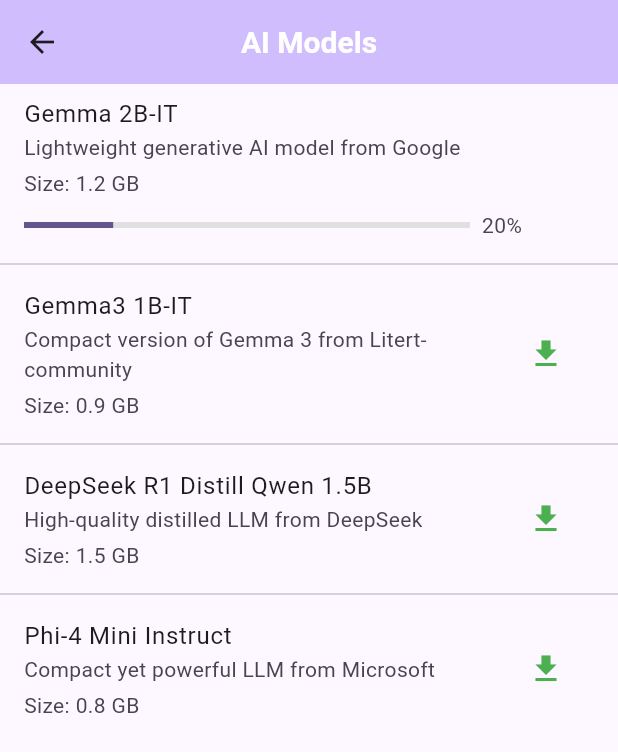
After one commit to psikosen/gemma_mobile, a Flutter app: the ModelManagementPage screen opened directly, after a tap on the "download" icon, on a phone screen of 412 x 824 dp. The commit adds this screen. Shown: the top 752 px of the screen. Run offline on Flutter 3.47's test engine with Material 3 defaults, Android fonts, the phone set to English and light mode, and no system bars; our stand-ins replace bloc, drift, equatable, flutter_bloc, flutter_secure_storage, local_auth and 1 more; missing offline and left inert: flutter_gemma; accounts and stored records are empty; generated files the repository leaves out were written again.

Commit message:
models added

```diff
--- /dev/null
+++ b/lib/src/core/models/ai_model.dart
@@ -0,0 +1,62 @@
+import 'package:equatable/equatable.dart';
+
+class AIModel extends Equatable {
+  final String id;
+  final String name;
+  final String description;
+  final String downloadUrl;
+  final String size;
+  final String localPath;
+  final bool isDownloaded;
+  final bool isDownloading;
+  final double downloadProgress;
+
+  const AIModel({
+    required this.id,
+    required this.name,
+    required this.description,
+    required this.downloadUrl,
+    required this.size,
+    required this.localPath,
+    required this.isDownloaded,
+    required this.isDownloading,
+    required this.downloadProgress,
+  });
+
+  AIModel copyWith({
+    String? id,
+    String? name,
+    String? description,
+    String? downloadUrl,
+    String? size,
+    String? localPath,
+    bool? isDownloaded,
+    bool? isDownloading,
+    double? downloadProgress,
+  }) {
+    return AIModel(
+      id: id ?? this.id,
+      name: name ?? this.name,
+      description: description ?? this.description,
+      downloadUrl: downloadUrl ?? this.downloadUrl,
+      size: size ?? this.size,
+      localPath: localPath ?? this.localPath,
+      isDownloaded: isDownloaded ?? this.isDownloaded,
+      isDownloading: isDownloading ?? this.isDownloading,
+      downloadProgress: downloadProgress ?? this.downloadProgress,
+    );
+  }
+
+  @override
+  List<Object?> get props => [
+    id,
+    name,
+    description,
+    downloadUrl,
+    size,
+    localPath,
+    isDownloaded,
+    isDownloading,
+    downloadProgress,
+  ];
+}
--- a/lib/src/presentation/bloc/message/message_state.dart
+++ b/lib/src/presentation/bloc/message/message_state.dart
@@ -17,7 +17,7 @@
 
 class MessageLoaded extends MessageState {
   final String threadId;
-  final List<Message> messages;
+  final List<domain.Message> messages;
   final bool hasReachedMax;
 
   const MessageLoaded({
@@ -28,7 +28,7 @@
 
   MessageLoaded copyWith({
     String? threadId,
-    List<Message>? messages,
+    List<domain.Message>? messages,
     bool? hasReachedMax,
   }) {
     return MessageLoaded(
@@ -60,7 +60,7 @@
 }
 
 class MessageSearchResults extends MessageState {
-  final List<Message> messages;
+  final List<domain.Message> messages;
 
   const MessageSearchResults({required this.messages});
 
--- /dev/null
+++ b/lib/src/presentation/bloc/models/model_event.dart
@@ -0,0 +1,43 @@
+part of 'model_bloc.dart';
+
+abstract class ModelEvent extends Equatable {
+  const ModelEvent();
+
+  @override
+  List<Object> get props => [];
+}
+
+class LoadModels extends ModelEvent {
+  const LoadModels();
+}
+
+class DownloadModel extends ModelEvent {
+  final AIModel model;
+
+  const DownloadModel(this.model);
+
+  @override
+  List<Object> get props => [model];
+}
+
+class UpdateDownloadProgress extends ModelEvent {
+  final String modelId;
+  final double progress;
+
+  const UpdateDownloadProgress({
+    required this.modelId,
+    required this.progress,
+  });
+
+  @override
+  List<Object> get props => [modelId, progress];
+}
+
+class DeleteModel extends ModelEvent {
+  final AIModel model;
+
+  const DeleteModel(this.model);
+
+  @override
+  List<Object> get props => [model];
+}
--- /dev/null
+++ b/lib/src/presentation/bloc/models/model_state.dart
@@ -0,0 +1,42 @@
+part of 'model_bloc.dart';
+
+abstract class ModelState extends Equatable {
+  const ModelState();
+
+  @override
+  List<Object> get props => [];
+}
+
+class ModelInitial extends ModelState {
+  const ModelInitial();
+}
+
+class ModelLoading extends ModelState {
+  const ModelLoading();
+}
+
+class ModelLoaded extends ModelState {
+  final List<AIModel> models;
+
+  const ModelLoaded({required this.models});
+
+  @override
+  List<Object> get props => [models];
+
+  ModelLoaded copyWith({
+    List<AIModel>? models,
+  }) {
+    return ModelLoaded(
+      models: models ?? this.models,
+    );
+  }
+}
+
+class ModelError extends ModelState {
+  final String message;
+
+  const ModelError(this.message);
+
+  @override
+  List<Object> get props => [message];
+}
--- /dev/null
+++ b/lib/src/presentation/pages/model_management_page.dart
@@ -0,0 +1,240 @@
+import 'dart:io';
+import 'package:flutter/material.dart';
+import 'package:flutter_gemma/flutter_gemma.dart';
+import 'package:http/http.dart' as http;
+import 'package:path/path.dart' as path;
+import 'package:path_provider/path_provider.dart';
+import 'package:flutter_bloc/flutter_bloc.dart';
+import '../../core/models/ai_model.dart';
+import '../bloc/models/model_bloc.dart';
+import '../widgets/download_progress_indicator.dart';
+
+class ModelManagementPage extends StatefulWidget {
+  const ModelManagementPage({Key? key}) : super(key: key);
+
+  @override
+  State<ModelManagementPage> createState() => _ModelManagementPageState();
+}
+
+class _ModelManagementPageState extends State<ModelManagementPage> {
+  final List<AIModel> _availableModels = [
+    AIModel(
+      id: 'gemma-2b-it',
+      name: 'Gemma 2B-IT',
+      description: 'Lightweight generative AI model from Google',
+      downloadUrl: 'https://huggingface.co/google/gemma-2b-it',
+      size: '1.2 GB',
+      localPath: '',
+      isDownloaded: false,
+      isDownloading: false,
+      downloadProgress: 0.0,
+    ),
+    AIModel(
+      id: 'gemma3-1b-it',
+      name: 'Gemma3 1B-IT',
+      description: 'Compact version of Gemma 3 from Litert-community',
+      downloadUrl: 'https://huggingface.co/litert-community/Gemma3-1B-IT',
+      size: '0.9 GB',
+      localPath: '',
+      isDownloaded: false,
+      isDownloading: false,
+      downloadProgress: 0.0,
+    ),
+    AIModel(
+      id: 'deepseek-r1',
+      name: 'DeepSeek R1 Distill Qwen 1.5B',
+      description: 'High-quality distilled LLM from DeepSeek',
+      downloadUrl: 'https://huggingface.co/litert-community/DeepSeek-R1-Distill-Qwen-1.5B',
+      size: '1.5 GB',
+      localPath: '',
+      isDownloaded: false,
+      isDownloading: false,
+      downloadProgress: 0.0,
+    ),
+    AIModel(
+      id: 'phi-4-mini',
+      name: 'Phi-4 Mini Instruct',
+      description: 'Compact yet powerful LLM from Microsoft',
+      downloadUrl: 'https://huggingface.co/litert-community/Phi-4-mini-instruct',
+      size: '0.8 GB',
+      localPath: '',
+      isDownloaded: false,
+      isDownloading: false,
+      downloadProgress: 0.0,
+    ),
+  ];
+
+  @override
+  void initState() {
+    super.initState();
+    _checkDownloadedModels();
+  }
+
+  Future<void> _checkDownloadedModels() async {
+    final modelsDir = await _getModelsDirectory();
+
+    setState(() {
+      for (var i = 0; i < _availableModels.length; i++) {
+        final modelPath = '${modelsDir.path}/${_availableModels[i].id}';
+        final modelDir = Directory(modelPath);
+
+        if (modelDir.existsSync()) {
+          _availableModels[i] = _availableModels[i].copyWith(
+            isDownloaded: true,
+            localPath: modelPath,
+          );
+        }
+      }
+    });
+  }
+
+  Future<Directory> _getModelsDirectory() async {
+    final appDir = await getApplicationDocumentsDirectory();
+    final modelsDir = Directory('${appDir.path}/ai_models');
+
+    if (!modelsDir.existsSync()) {
+      await modelsDir.create(recursive: true);
+    }
+
+    return modelsDir;
+  }
+
+  Future<void> _downloadModel(AIModel model) async {
+    try {
+      setState(() {
+        final modelIndex = _availableModels.indexWhere((m) => m.id == model.id);
+        _availableModels[modelIndex] = _availableModels[modelIndex].copyWith(
+          isDownloading: true,
+          downloadProgress: 0.0,
+        );
+      });
+
+      // Example of how to download a model - in a real implementation,
+      // you'd use a more robust method to download the model files
+      final modelsDir = await _getModelsDirectory();
+      final modelDir = Directory('${modelsDir.path}/${model.id}');
+
+      if (!modelDir.existsSync()) {
+        await modelDir.create(recursive: true);
+      }
+
+      // Here we would actually implement the download logic
+      // For a real implementation, you would use:
+      // 1. The HuggingFace API to get download links
+      // 2. A download manager to handle large file downloads
+      // 3. Proper error handling and retry logic
+
+      // Simulating download progress
+      for (int i = 1; i <= 10; i++) {
+        await Future.delayed(const Duration(milliseconds: 500));
+        setState(() {
+          final modelIndex = _availableModels.indexWhere((m) => m.id == model.id);
+          _availableModels[modelIndex] = _availableModels[modelIndex].copyWith(
+            downloadProgress: i / 10,
+          );
+        });
+      }
+
+      // Mark as downloaded
+      setState(() {
+        final modelIndex = _availableModels.indexWhere((m) => m.id == model.id);
+        _availableModels[modelIndex] = _availableModels[modelIndex].copyWith(
+          isDownloaded: true,
+          isDownloading: false,
+          downloadProgress: 1.0,
+          localPath: modelDir.path,
+        );
+      });
+
+      ScaffoldMessenger.of(context).showSnackBar(
+        SnackBar(content: Text('${model.name} downloaded successfully')),
+      );
+    } catch (error) {
+      setState(() {
+        final modelIndex = _availableModels.indexWhere((m) => m.id == model.id);
+        _availableModels[modelIndex] = _availableModels[modelIndex].copyWith(
+          isDownloading: false,
+          downloadProgress: 0.0,
+        );
+      });
+
+      ScaffoldMessenger.of(context).showSnackBar(
+        SnackBar(content: Text('Failed to download ${model.name}: $error')),
+      );
+    }
+  }
+
+  Future<void> _deleteModel(AIModel model) async {
+    try {
+      final modelDir = Directory(model.localPath);
+
+      if (modelDir.existsSync()) {
+        await modelDir.delete(recursive: true);
+      }
+
+      setState(() {
+        final modelIndex = _availableModels.indexWhere((m) => m.id == model.id);
+        _availableModels[modelIndex] = _availableModels[modelIndex].copyWith(
+          isDownloaded: false,
+          localPath: '',
+        );
+      });
+
+      ScaffoldMessenger.of(context).showSnackBar(
+        SnackBar(content: Text('${model.name} deleted successfully')),
+      );
+    } catch (error) {
+      ScaffoldMessenger.of(context).showSnackBar(
+        SnackBar(content: Text('Failed to delete ${model.name}: $error')),
+      );
+    }
+  }
+
+  @override
+  Widget build(BuildContext context) {
+    return Scaffold(
+      appBar: AppBar(
+        title: const Text('AI Models'),
+        backgroundColor: Theme.of(context).colorScheme.inversePrimary,
+      ),
+      body: ListView.separated(
+        itemCount: _availableModels.length,
+        separatorBuilder: (context, index) => const Divider(),
+        itemBuilder: (context, index) {
+          final model = _availableModels[index];
+
+          return ListTile(
+            title: Text(model.name),
+            subtitle: Column(
+              crossAxisAlignment: CrossAxisAlignment.start,
+              children: [
+                Text(model.description),
+                const SizedBox(height: 4),
+                Text('Size: ${model.size}'),
+                if (model.isDownloading)
+                  Padding(
+                    padding: const EdgeInsets.only(top: 8.0),
+                    child: DownloadProgressIndicator(
+                      progress: model.downloadProgress,
+                    ),
+                  ),
+              ],
+            ),
+            isThreeLine: model.isDownloading,
+            trailing: model.isDownloaded
+              ? IconButton(
+                  icon: const Icon(Icons.delete, color: Colors.red),
+                  onPressed: () => _deleteModel(model),
+                )
+              : model.isDownloading
+                ? const SizedBox(width: 24)
+                : IconButton(
+                    icon: const Icon(Icons.download, color: Colors.green),
+                    onPressed: () => _downloadModel(model),
+                  ),
+          );
+        },
+      ),
+    );
+  }
+}
--- /dev/null
+++ b/lib/src/presentation/widgets/download_progress_indicator.dart
@@ -0,0 +1,34 @@
+import 'package:flutter/material.dart';
+
+class DownloadProgressIndicator extends StatelessWidget {
+  final double progress;
+
+  const DownloadProgressIndicator({
+    Key? key,
+    required this.progress,
+  }) : super(key: key);
+
+  @override
+  Widget build(BuildContext context) {
+    return Column(
+      crossAxisAlignment: CrossAxisAlignment.start,
+      children: [
+        Row(
+          children: [
+            Expanded(
+              child: LinearProgressIndicator(
+                value: progress,
+                backgroundColor: Colors.grey[300],
+                valueColor: AlwaysStoppedAnimation<Color>(
+                  Theme.of(context).primaryColor,
+                ),
+              ),
+            ),
+            const SizedBox(width: 8),
+            Text('${(progress * 100).toInt()}%'),
+          ],
+        ),
+      ],
+    );
+  }
+}
--- a/pubspec.yaml
+++ b/pubspec.yaml
@@ -46,6 +46,8 @@
   local_auth: ^2.3.0
   crypto: ^3.0.6
   flutter_gemma: ^0.8.4
+  http: ^1.2.0
+  path: ^1.8.0
 
 
 dev_dependencies:
```
Also changed, not shown: lib/src/core/di/injection_container.dart (+8 -0 lines), lib/src/presentation/bloc/message/message_bloc.dart (+42 -2 lines), lib/src/presentation/bloc/models/model_bloc.dart (added, +47 -0 lines), lib/src/presentation/pages/settings_page.dart (+24 -0 lines), pubspec.lock, 3 other files.
